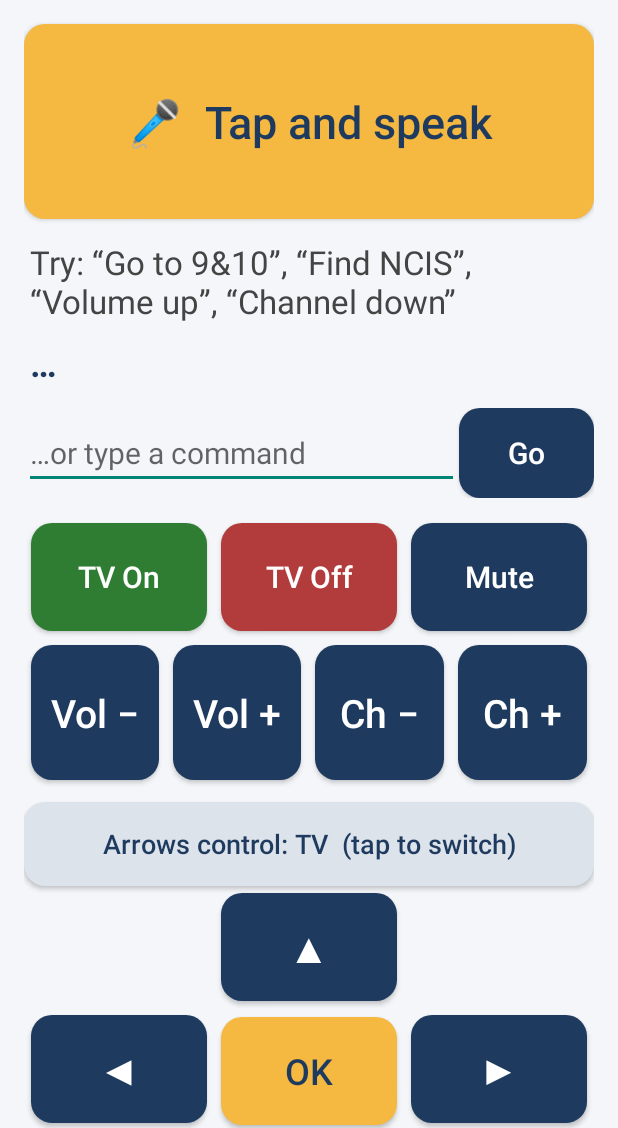
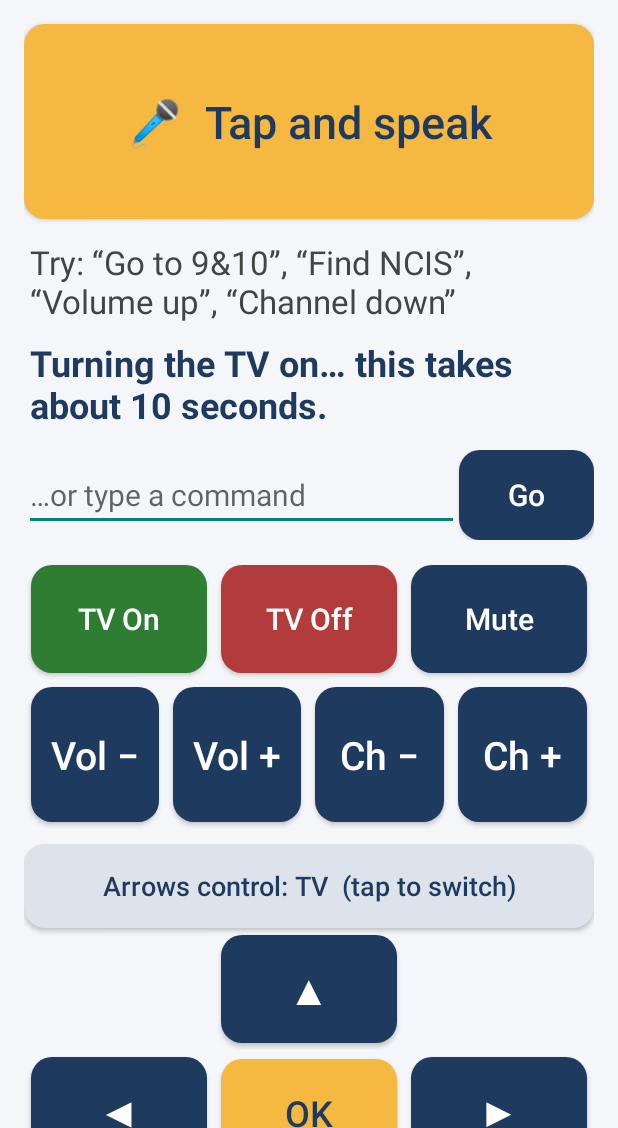
Before and after one commit to dm48624/tv-voice-remote, an Android app: the screen it shows after launch (MainActivity), after a tap on "TV On", on a phone screen of 412 x 824 dp, the part 108-1236 px from its top. Run offline under Robolectric (Android 15) with nearby library versions, the phone set to English and light mode, and no system bars; 3 statements that could not run were skipped; 3 other taps on this screen came first.

Commit message:
Power: remember the working off-method, show progress, ignore repeat taps
Co-Authored-By: Claude Opus 5.5 <noreply@anthropic.com>
Claude-Session: https://claude.ai/code/session_01Ser5fZRA3dAkgArczSrWz3

```diff
--- a/app/src/main/java/com/masselli/tvremote/MainActivity.kt
+++ b/app/src/main/java/com/masselli/tvremote/MainActivity.kt
@@ -162,10 +162,19 @@ class MainActivity : Activity(), TextToSpeech.OnInitListener {
         }
     }
 
+    @Volatile private var busyWithPower = false
+
     private fun runCommand(c: Command) {
-        replyView.text = "…"
+        if (c is Command.Power) {
+            // Turning the TV on or off takes several seconds; ignore extra taps meanwhile.
+            if (busyWithPower) { replyView.text = "Still working on it… please wait a moment."; return }
+            busyWithPower = true
+            replyView.text = if (c.on) "Turning the TV on… this takes about 10 seconds." else "Turning the TV off… this can take up to 15 seconds."
+        } else {
+            replyView.text = "…"
+        }
         worker.execute {
-            val reply = runner.run(c)
+            val reply = try { runner.run(c) } finally { if (c is Command.Power) busyWithPower = false }
             ui.post { showReply(reply, speak = false) }
         }
     }
--- a/app/src/main/java/com/masselli/tvremote/Prefs.kt
+++ b/app/src/main/java/com/masselli/tvremote/Prefs.kt
@@ -93,6 +93,10 @@ class Prefs(context: Context) {
     var lastSuggested: String
         get() = str("lastSuggested")
         set(v) { put("lastSuggested", v) }
+    /** Which power-off method worked last time (0 tap, 1 POWEROFF, 2 hold), tried first next time. */
+    var powerOffMethod: Int
+        get() = p.getInt("powerOffMethod", 0)
+        set(v) { p.edit().putInt("powerOffMethod", v).apply() }
     var speak: Boolean
         get() = p.getBoolean("speak", true)
         set(v) { p.edit().putBoolean("speak", v).apply() }
--- a/app/src/main/java/com/masselli/tvremote/Runner.kt
+++ b/app/src/main/java/com/masselli/tvremote/Runner.kt
@@ -353,32 +353,39 @@ class Runner(private val prefs: Prefs, filesDir: java.io.File) {
         val state = tv.status()
         if (on) {
             when (state) {
-                "on" -> return "The TV is already on."
+                "on" -> return "The TV is on."
                 "standby" -> { tv.reset(); tv.key("KEY_POWER"); return "Turning the TV on." }
             }
             tv.wake()
             tv.reset()
             repeat(20) {
                 Thread.sleep(1000)
-                if (tv.status() == "on") return "Turning the TV on."
+                if (tv.status() == "on") return "The TV is on."
             }
             return "I sent the wake-up signal, but the TV didn't answer. Check that Power On with Mobile is turned on in the TV's settings."
         } else {
             if (state == null || state == "standby") return "The TV already looks like it's off."
             prefs.mode = "tv"
             // Different Samsung models want different things; try each and check whether it worked.
-            val attempts = listOf<Pair<String, () -> Unit>>(
+            val all = listOf<Pair<String, () -> Unit>>(
                 "Power button" to { tv.key("KEY_POWER") },
                 "power-off code" to { tv.key("KEY_POWEROFF") },
                 "held Power button" to { tv.hold("KEY_POWER", 3000) }
             )
-            for ((name, action) in attempts) {
+            // Start with whichever method worked last time.
+            val first = prefs.powerOffMethod.coerceIn(0, all.size - 1)
+            val order = listOf(first) + all.indices.filter { it != first }
+            for (idx in order) {
+                val (name, action) = all[idx]
                 try { action() } catch (e: TvException) { /* connection drops when the TV turns off */ }
                 tv.reset()
                 for (i in 0 until 6) {
                     Thread.sleep(1000)
                     val st = tv.status()
-                    if (st == null || st == "standby") return "Turning the TV off."
+                    if (st == null || st == "standby") {
+                        prefs.powerOffMethod = idx
+                        return "The TV is off."
+                    }
                 }
                 android.util.Log.i("TvVoiceRemote", "Power off with $name didn't work")
             }
```
